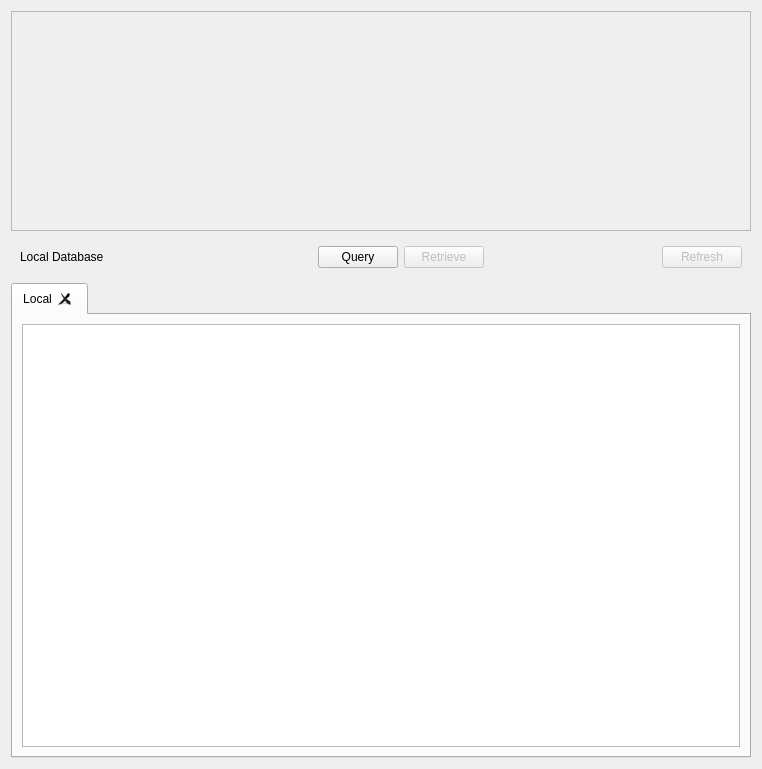
This is Libs/DICOM/Widgets/Resources/UI/ctkDICOMQueryRetrieveWidget.ui in commontk/CTK as Qt 5 draws it before an edit. The edited form follows.
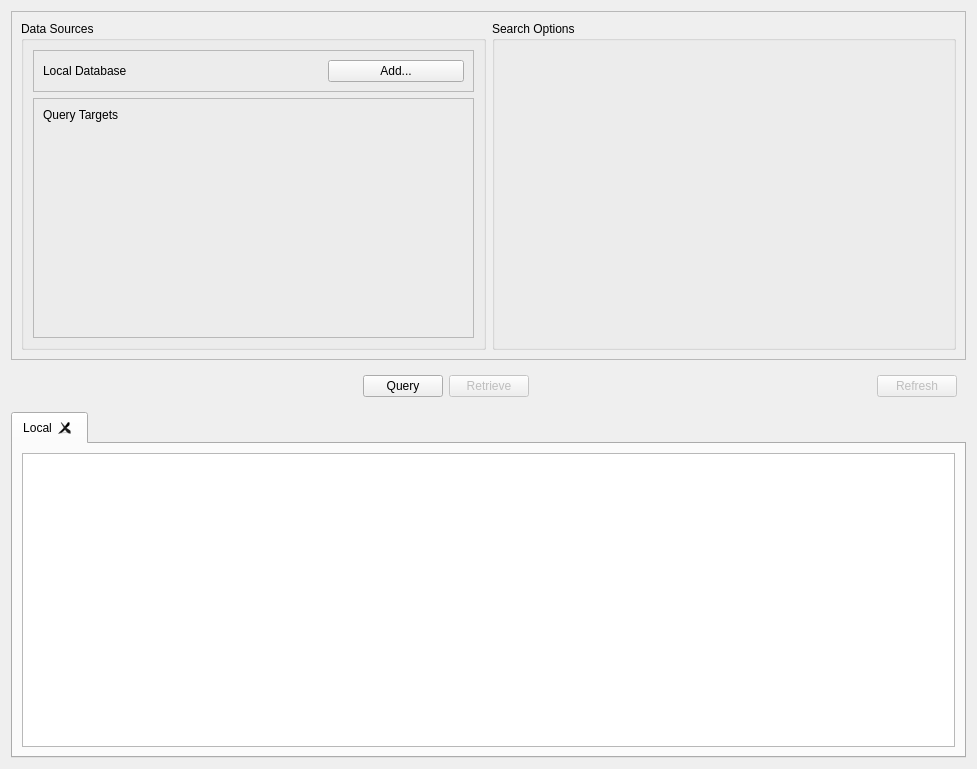
This is the edited form. Custom widgets are drawn as their Qt base class.

Commit message:
rework ctkDICOM for use as a widget or application
Change the infrastructure so you can set a database directory
to store a ctkDICOM.sql file with the index along with any files that
are imported to the application.

Patch:
```diff
--- a/Libs/DICOM/Widgets/Resources/UI/ctkDICOMQueryRetrieveWidget.ui
+++ b/Libs/DICOM/Widgets/Resources/UI/ctkDICOMQueryRetrieveWidget.ui
@@ -6,7 +6,7 @@
    <rect>
     <x>0</x>
     <y>0</y>
-    <width>762</width>
+    <width>977</width>
     <height>769</height>
    </rect>
   </property>
@@ -24,17 +24,96 @@
      </property>
      <layout class="QHBoxLayout" name="horizontalLayout">
       <item>
-       <widget class="ctkDICOMServerNodeWidget" name="serverNodeWidget" native="true">
-        <property name="minimumSize">
-         <size>
-          <width>300</width>
-          <height>200</height>
-         </size>
+       <widget class="QGroupBox" name="groupBox">
+        <property name="title">
+         <string>Data Sources</string>
         </property>
+        <layout class="QVBoxLayout" name="verticalLayout_2">
+         <item>
+          <widget class="QFrame" name="frame_2">
+           <property name="frameShape">
+            <enum>QFrame::StyledPanel</enum>
+           </property>
+           <property name="frameShadow">
+            <enum>QFrame::Raised</enum>
+           </property>
+           <layout class="QHBoxLayout" name="horizontalLayout_3">
+            <item>
+             <widget class="QLabel" name="label">
+              <property name="text">
+               <string>Local Database</string>
+              </property>
+             </widget>
+            </item>
+            <item>
+             <widget class="ctkDirectoryButton" name="sqlDirectory" native="true">
+              <property name="minimumSize">
+               <size>
+                <width>30</width>
+                <height>0</height>
+               </size>
+              </property>
+              <property name="toolTip">
+               <string>Local directory where cached files and database index file are stored.</string>
+              </property>
+             </widget>
+            </item>
+            <item>
+             <widget class="QPushButton" name="addToDatabase">
+              <property name="toolTip">
+               <string>Add more files to the local database by browsing the filesystem</string>
+              </property>
+              <property name="text">
+               <string>Add...</string>
+              </property>
+             </widget>
+            </item>
+           </layout>
+          </widget>
+         </item>
+         <item>
+          <widget class="QFrame" name="frame_3">
+           <property name="frameShape">
+            <enum>QFrame::StyledPanel</enum>
+           </property>
+           <property name="frameShadow">
+            <enum>QFrame::Raised</enum>
+           </property>
+           <layout class="QVBoxLayout" name="verticalLayout_3">
+            <item>
+             <widget class="QLabel" name="label_2">
+              <property name="text">
+               <string>Query Targets</string>
+              </property>
+             </widget>
+            </item>
+            <item>
+             <widget class="ctkDICOMServerNodeWidget" name="serverNodeWidget" native="true">
+              <property name="minimumSize">
+               <size>
+                <width>300</width>
+                <height>200</height>
+               </size>
+              </property>
+             </widget>
+            </item>
+           </layout>
+          </widget>
+         </item>
+        </layout>
        </widget>
       </item>
       <item>
-       <widget class="ctkDICOMQueryWidget" name="queryWidget" native="true"/>
+       <widget class="QGroupBox" name="groupBox_2">
+        <property name="title">
+         <string>Search Options</string>
+        </property>
+        <layout class="QVBoxLayout" name="verticalLayout_4">
+         <item>
+          <widget class="ctkDICOMQueryWidget" name="queryWidget" native="true"/>
+         </item>
+        </layout>
+       </widget>
       </item>
      </layout>
     </widget>
@@ -42,23 +121,6 @@
    <item>
     <widget class="QWidget" name="commandFrame" native="true">
      <layout class="QHBoxLayout" name="horizontalLayout_4">
-      <item>
-       <widget class="QLabel" name="label">
-        <property name="text">
-         <string>Local Database</string>
-        </property>
-       </widget>
-      </item>
-      <item>
-       <widget class="ctkDirectoryButton" name="sqlDirectory" native="true">
-        <property name="minimumSize">
-         <size>
-          <width>30</width>
-          <height>0</height>
-         </size>
-        </property>
-       </widget>
-      </item>
       <item>
        <spacer name="horizontalSpacer">
         <property name="orientation">
```
The commit also changes 7 other files.
